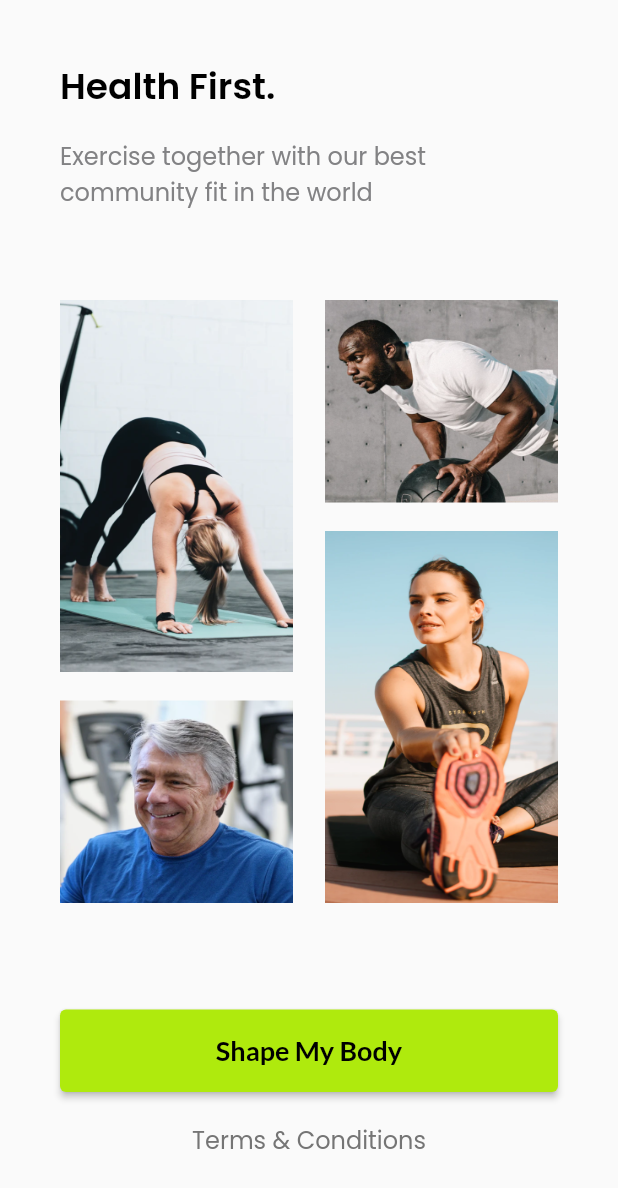
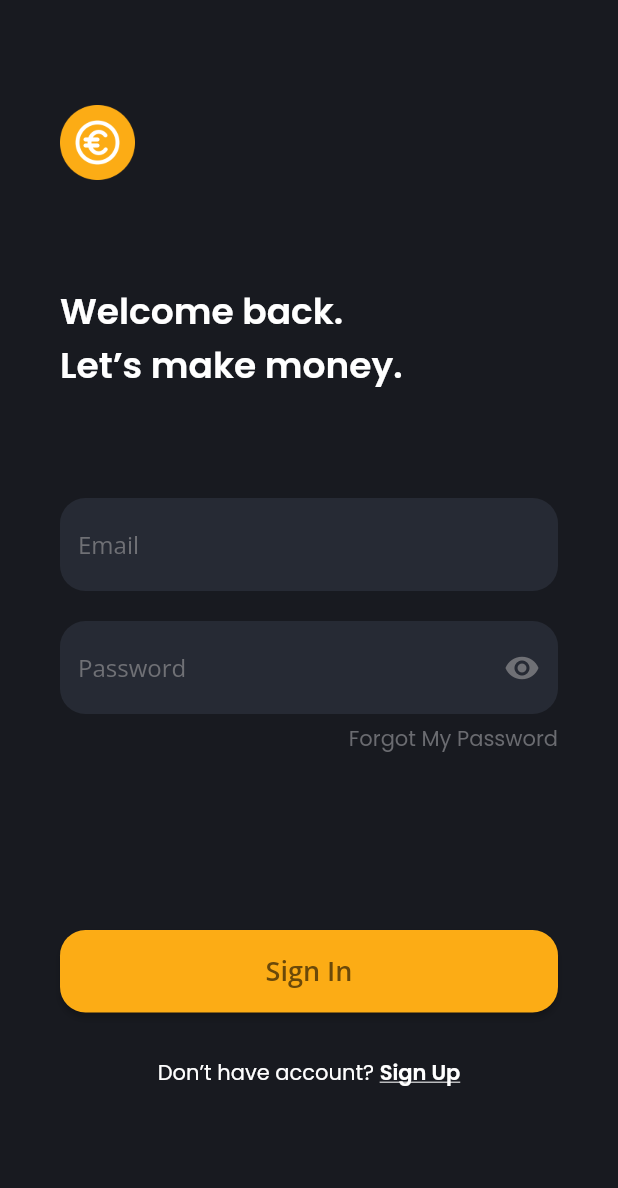
Before and after one commit to amrizal94/kelas_bwa, a Flutter app: the DayTwoTwo screen opened directly, after a tap on "Shape My Body", on a phone screen of 412 x 824 dp. Shown: the top 1188 px of the screen. Run offline on Flutter 3.47's test engine with Material 2 defaults, Android fonts, the phone set to English and light mode, and no system bars; our stand-ins replace google_fonts.

Commit message:
Sevendays: Day 3

```diff
--- /dev/null
+++ b/sevendays/lib/pages/day_three_one.dart
@@ -0,0 +1,166 @@
+import 'package:flutter/material.dart';
+import 'package:google_fonts/google_fonts.dart';
+import 'package:sevendays/pages/day_one_two.dart';
+import 'package:sevendays/theme.dart';
+
+import 'day_three_two.dart';
+
+class DayThreeOne extends StatelessWidget {
+  const DayThreeOne({Key? key}) : super(key: key);
+
+  @override
+  Widget build(BuildContext context) {
+    return Scaffold(
+      backgroundColor: const Color(0xff181A20),
+      body: Padding(
+        padding: EdgeInsets.symmetric(
+          horizontal: edge,
+        ),
+        child: Column(
+          crossAxisAlignment: CrossAxisAlignment.start,
+          children: [
+            const SizedBox(
+              height: 70,
+            ),
+            InkWell(
+              onTap: () {
+                Navigator.pushAndRemoveUntil(
+                    context,
+                    MaterialPageRoute(
+                      builder: (context) => const DayOneTwo(),
+                    ),
+                    (route) => false);
+              },
+              child: Image.asset(
+                'assets/images/day3_logo.png',
+                width: 50,
+              ),
+            ),
+            const SizedBox(
+              height: 70,
+            ),
+            Text(
+              'Welcome back.\nLet’s make money.',
+              style: GoogleFonts.poppins(
+                color: Colors.white,
+                fontSize: 24,
+                fontWeight: FontWeight.w600,
+              ),
+            ),
+            const SizedBox(
+              height: 70,
+            ),
+            TextFormField(
+              style: GoogleFonts.openSans(color: Colors.white),
+              decoration: InputDecoration(
+                hintText: 'Email',
+                hintStyle: GoogleFonts.openSans(
+                  color: const Color(0xff6F7075),
+                ),
+                border: OutlineInputBorder(
+                  borderRadius: BorderRadius.circular(17),
+                  borderSide: BorderSide.none,
+                ),
+                fillColor: const Color(0xff262A34),
+                filled: true,
+              ),
+            ),
+            const SizedBox(
+              height: 20,
+            ),
+            TextFormField(
+              obscureText: true,
+              style: GoogleFonts.openSans(color: Colors.white),
+              decoration: InputDecoration(
+                hintText: 'Password',
+                hintStyle: GoogleFonts.openSans(
+                  color: const Color(0xff6F7075),
+                ),
+                suffixIcon: const Icon(
+                  Icons.visibility,
+                  color: Color(0xff6F7075),
+                ),
+                border: OutlineInputBorder(
+                  borderRadius: BorderRadius.circular(17),
+                  borderSide: BorderSide.none,
+                ),
+                fillColor: const Color(0xff262A34),
+                filled: true,
+              ),
+            ),
+            const SizedBox(
+              height: 6,
+            ),
+            Container(
+              alignment: const Alignment(1, 0.5),
+              child: Text(
+                'Forgot My Password',
+                style: GoogleFonts.poppins(
+                  color: const Color(0xff6A6B70),
+                ),
+              ),
+            ),
+            const SizedBox(
+              height: 117,
+            ),
+            SizedBox(
+              width: MediaQuery.of(context).size.width,
+              height: 55,
+              child: ElevatedButton(
+                style: ButtonStyle(
+                  shape: MaterialStateProperty.all(RoundedRectangleBorder(
+                    borderRadius: BorderRadius.circular(17),
+                  )),
+                  backgroundColor: MaterialStateProperty.all(
+                    const Color(0xffFCAC15),
+                  ),
+                ),
+                onPressed: () {
+                  Navigator.push(
+                    context,
+                    MaterialPageRoute(
+                      builder: (context) => const DayThreeTwo(),
+                    ),
+                  );
+                },
+                child: Text(
+                  'Sign In',
+                  style: GoogleFonts.openSans(
+                    color: const Color(0xff6B4909),
+                    fontSize: 18,
+                    fontWeight: FontWeight.w600,
+                  ),
+                ),
+              ),
+            ),
+            const SizedBox(
+              height: 30,
+            ),
+            Center(
+              child: Text.rich(
+                TextSpan(
+                  text: 'Don’t have account? ',
+                  style: GoogleFonts.poppins(
+                    color: Colors.white,
+                  ),
+                  children: [
+                    TextSpan(
+                        text: 'Sign Up',
+                        style: GoogleFonts.poppins(
+                          color: Colors.white,
+                          fontWeight: FontWeight.w600,
+                          decoration: TextDecoration.underline,
+                        )),
+                  ],
+                ),
+              ),
+            ),
+            const SizedBox(
+              height: 100,
+            ),
+          ],
+        ),
+      ),
+    );
+  }
+}
--- a/sevendays/lib/pages/day_two_two.dart
+++ b/sevendays/lib/pages/day_two_two.dart
@@ -1,5 +1,6 @@
 import 'package:flutter/material.dart';
 import 'package:google_fonts/google_fonts.dart';
+import 'package:sevendays/pages/day_three_one.dart';
 import 'package:sevendays/theme.dart';
 
 class DayTwoTwo extends StatelessWidget {
@@ -53,7 +54,14 @@ class DayTwoTwo extends StatelessWidget {
                 width: MediaQuery.of(context).size.width,
                 height: 55,
                 child: ElevatedButton(
-                  onPressed: () {},
+                  onPressed: () {
+                    Navigator.push(
+                      context,
+                      MaterialPageRoute(
+                        builder: (context) => const DayThreeOne(),
+                      ),
+                    );
+                  },
                   child: Text(
                     'Shape My Body',
                     style: GoogleFonts.lato(
```
Also changed, not shown: sevendays/lib/pages/day_three_two.dart (added, +98 -0 lines), sevendays/lib/widgets/text_input.dart (added, +59 -0 lines), sevendays/assets/images/day3_image.png (added), sevendays/assets/images/day3_logo.png (added).
